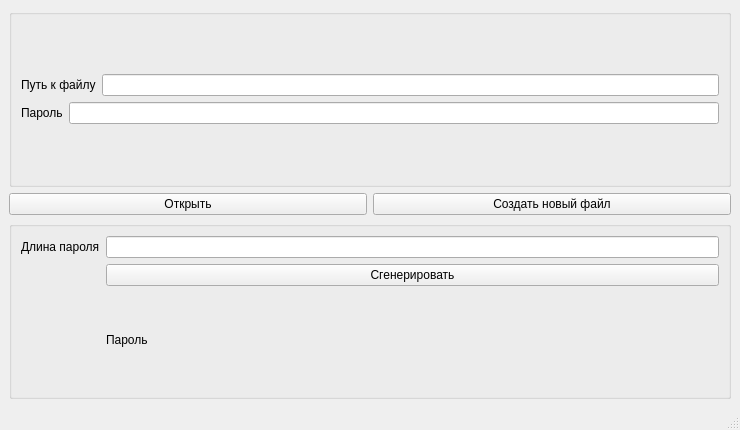
Qt form Main_Password_Manager_Practica/mainwindow.ui (Arengol/Password_Manager_Practica_IVT2020Pr1) before a commit.
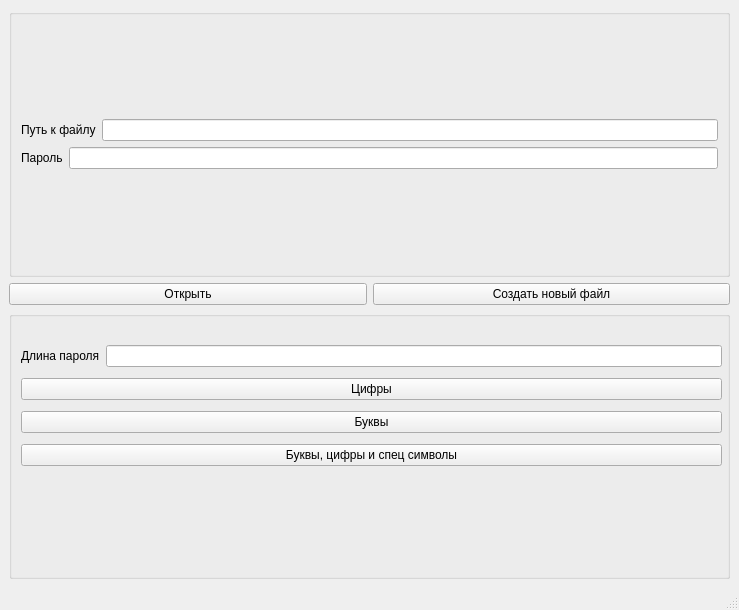
The same form after that commit.

Diff of the .ui file:
```diff
--- a/Main_Password_Manager_Practica/mainwindow.ui
+++ b/Main_Password_Manager_Practica/mainwindow.ui
@@ -6,8 +6,8 @@
    <rect>
     <x>0</x>
     <y>0</y>
-    <width>740</width>
-    <height>430</height>
+    <width>739</width>
+    <height>610</height>
    </rect>
   </property>
   <property name="windowTitle">
@@ -79,32 +79,53 @@
       <property name="title">
        <string/>
       </property>
+      <widget class="QWidget" name="layoutWidget">
+       <property name="geometry">
+        <rect>
+         <x>12</x>
+         <y>29</y>
+         <width>701</width>
+         <height>134</height>
+        </rect>
+       </property>
       <layout class="QGridLayout" name="gridLayout_2">
+        <item row="1" column="0">
+         <widget class="QPushButton" name="pushButton_4">
+          <property name="text">
+           <string>Цифры</string>
+          </property>
+         </widget>
+        </item>
+        <item row="2" column="0">
+         <widget class="QPushButton" name="pushButton_5">
+          <property name="text">
+           <string>Буквы</string>
+          </property>
+         </widget>
+        </item>
        <item row="0" column="0">
+         <layout class="QHBoxLayout" name="horizontalLayout_4">
+          <item>
         <widget class="QLabel" name="label_6">
          <property name="text">
           <string>Длина пароля</string>
          </property>
         </widget>
        </item>
-       <item row="0" column="1">
+          <item>
         <widget class="QLineEdit" name="lineEdit_3"/>
        </item>
-       <item row="1" column="1">
+         </layout>
+        </item>
+        <item row="3" column="0">
         <widget class="QPushButton" name="pushButton_3">
          <property name="text">
-          <string>Сгенерировать</string>
-         </property>
-        </widget>
-       </item>
-       <item row="2" column="1">
-        <widget class="QLabel" name="label_3">
-         <property name="text">
-          <string>Пароль</string>
+           <string>Буквы, цифры и спец символы</string>
          </property>
         </widget>
        </item>
       </layout>
+      </widget>
      </widget>
     </item>
    </layout>
```
Left out of the diff: 2 changed lines with no effect on the pictures. Lines whose indentation alone changed are shown as unchanged.
